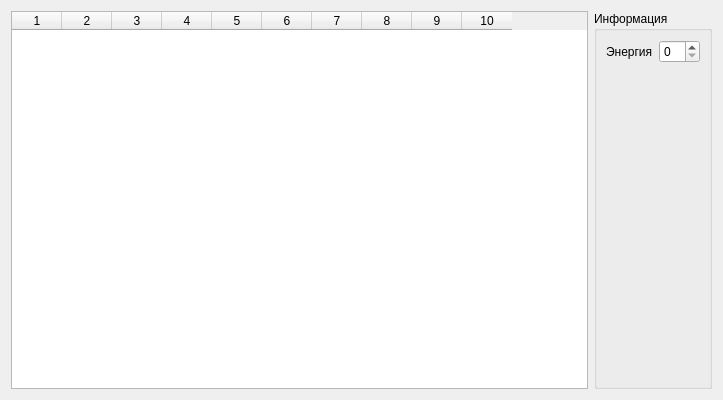
Before: the Qt Designer form boteditor.ui in TomasGlgg/QGenetic, drawn with Qt 5.
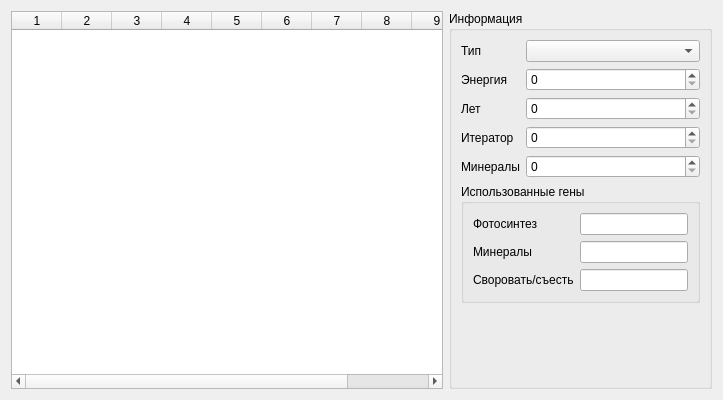
After: the same form once the commit is applied.

Commit message: Upgrade boteditor UI 2

The edit to the form file:
```diff
--- a/boteditor.ui
+++ b/boteditor.ui
@@ -48,19 +48,144 @@
    </item>
    <item row="0" column="1">
     <widget class="QGroupBox" name="groupBox">
+     <property name="sizePolicy">
+      <sizepolicy hsizetype="Maximum" vsizetype="Preferred">
+       <horstretch>0</horstretch>
+       <verstretch>0</verstretch>
+      </sizepolicy>
+     </property>
      <property name="title">
       <string>Информация</string>
      </property>
      <layout class="QFormLayout" name="formLayout">
       <item row="0" column="0">
+       <widget class="QLabel" name="label_3">
+        <property name="text">
+         <string>Тип</string>
+        </property>
+       </widget>
+      </item>
+      <item row="0" column="1">
+       <widget class="QComboBox" name="type">
+        <property name="currentIndex">
+         <number>-1</number>
+        </property>
+        <item>
+         <property name="text">
+          <string>Живой</string>
+         </property>
+        </item>
+        <item>
+         <property name="text">
+          <string>Органика</string>
+         </property>
+        </item>
+        <item>
+         <property name="text">
+          <string>Мертв (на удаление)</string>
+         </property>
+        </item>
+        <item>
+         <property name="text">
+          <string/>
+         </property>
+        </item>
+       </widget>
+      </item>
+      <item row="1" column="0">
        <widget class="QLabel" name="label">
         <property name="text">
          <string>Энергия</string>
         </property>
        </widget>
       </item>
-      <item row="0" column="1">
-       <widget class="QSpinBox" name="energy"/>
+      <item row="1" column="1">
+       <widget class="QSpinBox" name="energy">
+        <property name="maximum">
+         <number>10000</number>
+        </property>
+       </widget>
+      </item>
+      <item row="2" column="0">
+       <widget class="QLabel" name="label_2">
+        <property name="text">
+         <string>Лет</string>
+        </property>
+       </widget>
+      </item>
+      <item row="2" column="1">
+       <widget class="QSpinBox" name="old">
+        <property name="maximum">
+         <number>10000</number>
+        </property>
+       </widget>
+      </item>
+      <item row="3" column="0">
+       <widget class="QLabel" name="label_4">
+        <property name="text">
+         <string>Итератор</string>
+        </property>
+       </widget>
+      </item>
+      <item row="3" column="1">
+       <widget class="QSpinBox" name="iterator">
+        <property name="maximum">
+         <number>10000</number>
+        </property>
+       </widget>
+      </item>
+      <item row="5" column="0" colspan="2">
+       <widget class="QGroupBox" name="groupBox_2">
+        <property name="title">
+         <string>Использованные гены</string>
+        </property>
+        <layout class="QFormLayout" name="formLayout_2">
+         <item row="0" column="0">
+          <widget class="QLabel" name="label_5">
+           <property name="text">
+            <string>Фотосинтез</string>
+           </property>
+          </widget>
+         </item>
+         <item row="0" column="1">
+          <widget class="QLineEdit" name="photosynthesisUsed"/>
+         </item>
+         <item row="1" column="0">
+          <widget class="QLabel" name="label_6">
+           <property name="text">
+            <string>Минералы</string>
+           </property>
+          </widget>
+         </item>
+         <item row="1" column="1">
+          <widget class="QLineEdit" name="mineralsUsed"/>
+         </item>
+         <item row="2" column="0">
+          <widget class="QLabel" name="label_7">
+           <property name="text">
+            <string>Своровать/съесть</string>
+           </property>
+          </widget>
+         </item>
+         <item row="2" column="1">
+          <widget class="QLineEdit" name="eatStealUsed"/>
+         </item>
+        </layout>
+       </widget>
+      </item>
+      <item row="4" column="0">
+       <widget class="QLabel" name="label_8">
+        <property name="text">
+         <string>Минералы</string>
+        </property>
+       </widget>
+      </item>
+      <item row="4" column="1">
+       <widget class="QSpinBox" name="minerals">
+        <property name="maximum">
+         <number>10000</number>
+        </property>
+       </widget>
       </item>
      </layout>
     </widget>
```
The commit also changes 4 other files.
